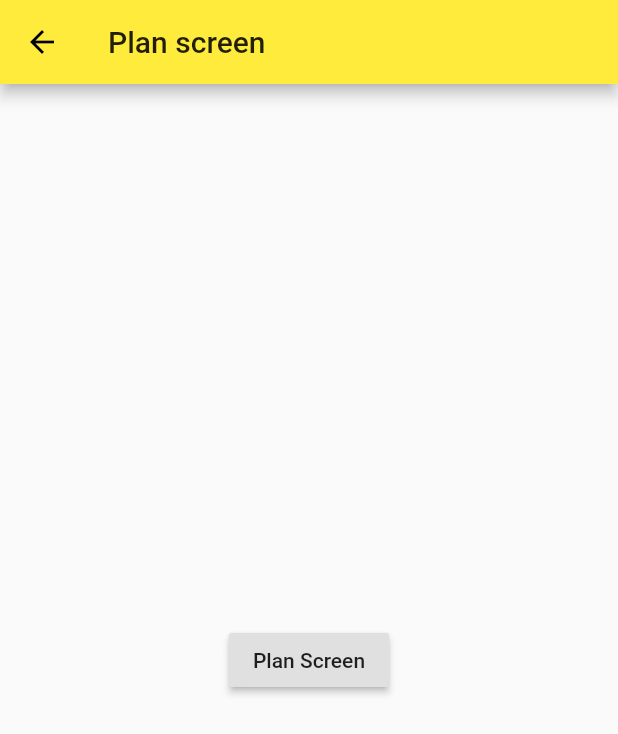
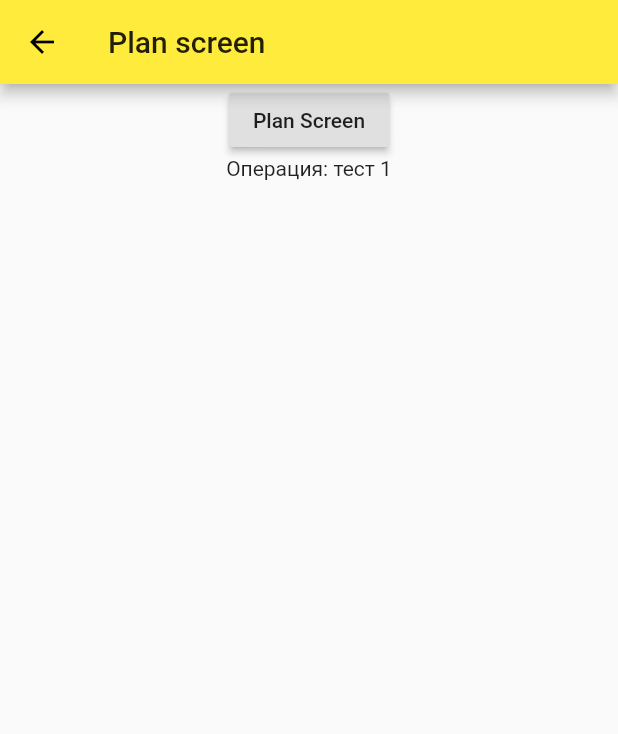
Before and after one commit to savinoff/operapp2, a Flutter app: the PlanScreen widget shown alone on an empty page, opened directly, after a tap on an icon or button, on a phone screen of 412 x 824 dp. Shown: the top 734 px of the screen. Run offline on Flutter 3.47's test engine with Material 2 defaults, Android fonts, the phone set to English and light mode, and no system bars.

Commit message:
added passing arguments (pass PlanOperModel inst)

```diff
--- a/lib/main.dart
+++ b/lib/main.dart
@@ -19,8 +19,7 @@ class MyApp extends StatelessWidget {
       ),
       home: new OperApp2Home(),
       routes: {
-        // '/': (context) => MyApp(),
-        '/planform': (context) => PlanFormScreen(),
+        PlanFormScreen.routeName: (context) => PlanFormScreen(),
       },
     );
   }
--- a/lib/models/plan_model.dart
+++ b/lib/models/plan_model.dart
@@ -17,13 +17,18 @@ class PlanOperModel {
     print(
         '[PlanOperModel: amount = $amount, categoryFrom = $categoryFrom, categoryTo = $categoryTo, name = $name, payPeriodCode = $payPeriodCode, mandatoryCode = $mandatoryCode, dfrom = $dfrom, dto = $dto]');
   }
+
+  @override
+  String toString() {
+  return 'Операция: '+this.name;
+   }
 }
 
 List<PlanOperModel> dummyData = [
   new PlanOperModel(
-      100, 'пРок', 'пАКред', 'тест', 'S', 'K0', DateTime.now(), DateTime.now()),
+      100, 'пРок', 'пАКред', 'тест 1', 'S', 'K0', DateTime.now(), DateTime.now()),
   new PlanOperModel(
-      10, 'пРок', 'пВтб', 'тест', 'S', 'K0', DateTime.now(), DateTime.now()),
+      10, 'пРок', 'пВтб', 'тест 2', 'S', 'K0', DateTime.now(), DateTime.now()),
   new PlanOperModel(
-      -100, 'пРок', 'пАКред', 'тест', 'S', 'K0', DateTime.now(), DateTime.now())
+      -100, 'пРок', 'пАКред', 'тест 3', 'S', 'K0', DateTime.now(), DateTime.now())
 ];
--- a/lib/screens/planForm_screen.dart
+++ b/lib/screens/planForm_screen.dart
@@ -1,22 +1,28 @@
+import 'package:floper2/models/plan_model.dart';
 import 'package:flutter/material.dart';
 
 class PlanFormScreen extends StatelessWidget {
   const PlanFormScreen({Key key}) : super(key: key);
+  static const routeName = '/planform';
 
   @override
   Widget build(BuildContext context) {
+    final PlanOperModel oper = ModalRoute.of(context).settings.arguments;
+
     return Scaffold(
       appBar: AppBar(
         title: Text('Plan screen'),
       ),
       body: Center(
-        child: RaisedButton(
+          child: new Column(children: <Widget>[
+        RaisedButton(
           child: Text('Plan Screen'),
           onPressed: () {
             Navigator.pop(context);
           },
-        )
-      ),
+        ),
+        new Text(oper.toString())
+      ])),
     );
   }
 }
--- a/lib/screens/plans_screen.dart
+++ b/lib/screens/plans_screen.dart
@@ -1,4 +1,5 @@
 
+import 'package:floper2/screens/planForm_screen.dart';
 import 'package:flutter/material.dart';
 import 'package:floper2/models/plan_model.dart';
 
@@ -45,7 +46,8 @@ class _PlanScreenState extends State<PlanScreen> {
                           onPressed: () {
                             Navigator.pushNamed(
                                 context,
-                                '/planform',
+                                PlanFormScreen.routeName,
+                                arguments: dummyData[i],
                                 );
                           }),
                     ),
```
